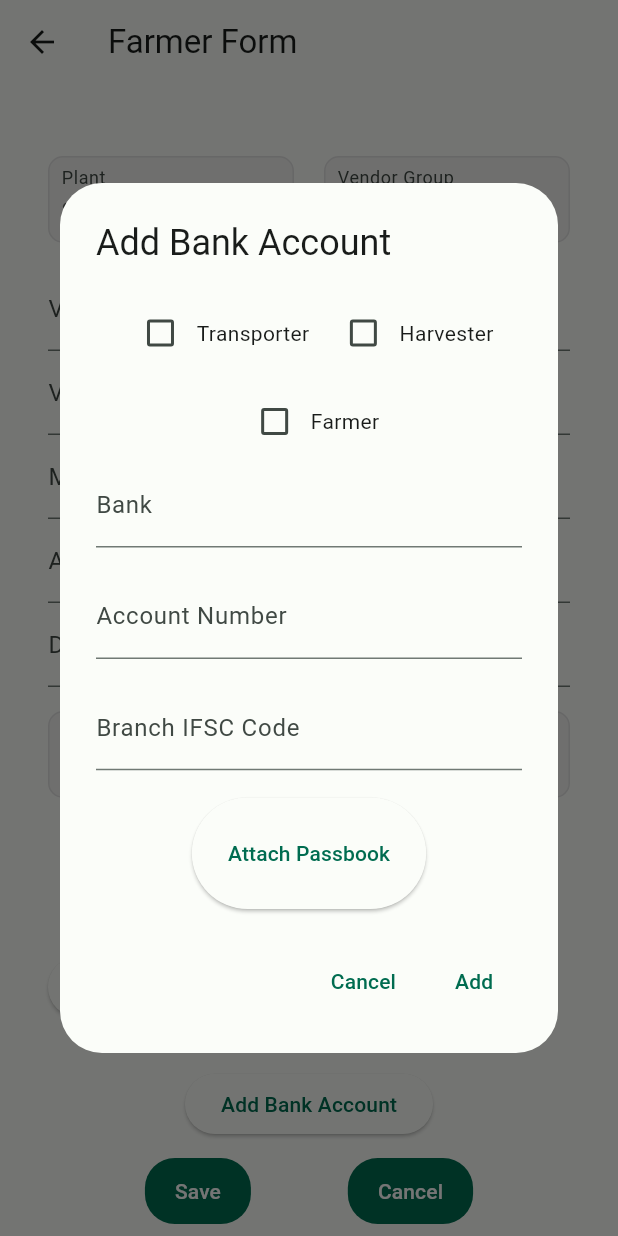
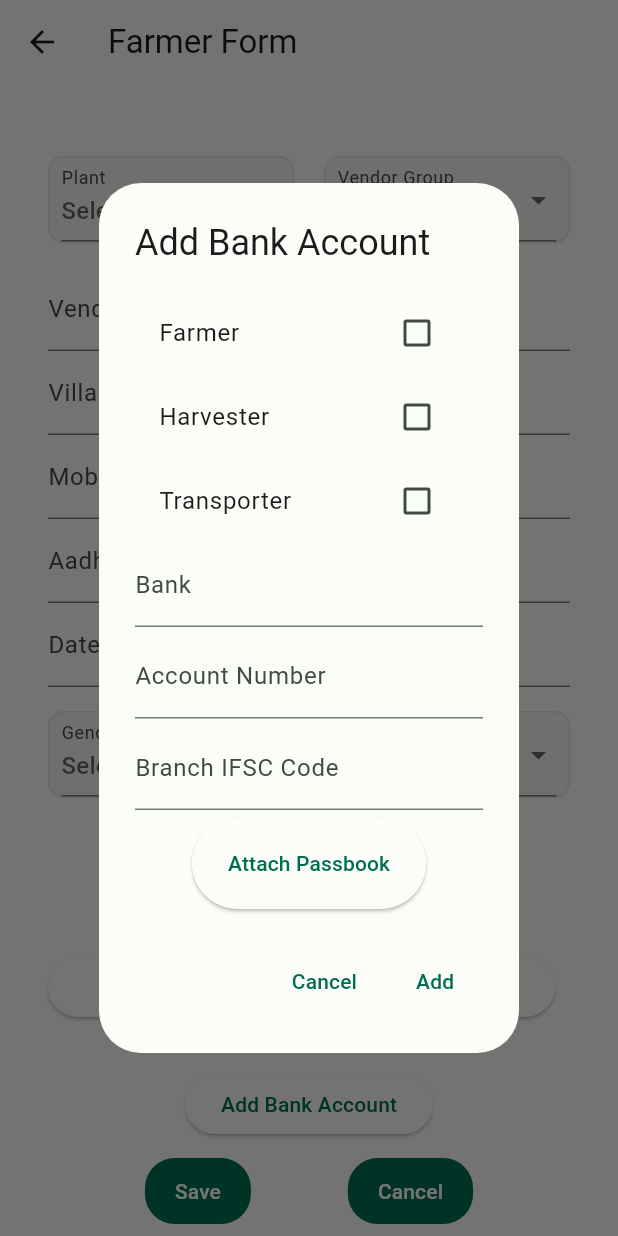
Before and after one commit to Sohampawar17/sugar_app, a Flutter app: the AddFarmerScreen screen opened directly with empty values, after a tap on "Add Bank Account", on a phone screen of 412 x 824 dp. Run offline on Flutter 3.47's test engine with Material 2 defaults, Android fonts, the phone set to English and light mode, and no system bars; drawn by our look-alikes of dynamic_color; our stand-ins replace animated_text_kit, auto_size_text, dio, flutter_image_compress, fluttertoast, geocoding and 9 more; accounts and stored records are empty; network calls fail.

```diff
--- a/lib/services/add_cane_service.dart
+++ b/lib/services/add_cane_service.dart
@@ -40,12 +40,12 @@ class AddCaneService {
     return false;
   }
 
-  Future<List<caneRoute>> fetchroute(String village) async {
+  Future<List<caneRoute>> fetchroute() async {
     try {
       var headers = {'Cookie': await getTocken()};
       var dio = Dio();
       var response = await dio.request(
-        '$apiBaseUrl/api/resource/Route?fields=["route","distance_km","name"]&limit_page_length=99999&filters=[["village","like","$village%"]]',
+        '$apiBaseUrl/api/resource/Route?fields=["route","distance_km","name","village","circle_office","taluka"]&limit_page_length=99999',
         options: Options(
           method: 'GET',
           headers: headers,
--- a/lib/services/list_farmers_service.dart
+++ b/lib/services/list_farmers_service.dart
@@ -44,7 +44,7 @@ class ListFarmersService {
 
       var response = await dio.request(
         // "http://deverpvppl.erpdata.in/api/resource/Farmer List?fields=['supplier_name','village','name','circle_office']&filters=[['$filter','like','$query'']]",
-        "$apiBaseUrl/api/resource/Farmer List?fields=[\"supplier_name\",\"village\",\"name\",\"circle_office\"]&filters=[[\"$filter\",\"like\",\"FA-$query%\"]]",
+        "$apiBaseUrl/api/resource/Farmer List?fields=[\"supplier_name\",\"village\",\"name\",\"circle_office\",\"existing_supplier_code\",\"workflow_state\"]&filters=[[\"$filter\",\"like\",\"$query%\"]]",
         options: Options(
           method: 'GET',
           headers: headers,
@@ -74,7 +74,7 @@ class ListFarmersService {
       var headers = {'Cookie': await getTocken()};
       var dio = Dio();
       var response = await dio.request(
-        "$apiBaseUrl/api/resource/Farmer List?fields=[\"supplier_name\",\"village\",\"name\",\"circle_office\",\"existing_supplier_code\"]&filters=[[\"village\",  \"like\", \"$village%\" ],[\"supplier_name\",  \"like\", \"$name%\" ]]",
+        "$apiBaseUrl/api/resource/Farmer List?fields=[\"supplier_name\",\"village\",\"name\",\"circle_office\",\"existing_supplier_code\",\"workflow_state\"]&filters=[[\"village\",  \"like\", \"$village%\" ],[\"supplier_name\",  \"like\", \"$name%\" ]]",
         options: Options(
           method: 'GET',
           headers: headers,
--- a/lib/views/cane_screens/add_cane_view/add_cane_model.dart
+++ b/lib/views/cane_screens/add_cane_view/add_cane_model.dart
@@ -72,6 +72,7 @@ class CaneViewModel extends BaseViewModel {
     canevarietyList = await AddCaneService().fetchCaneVariety();
     plantationsystemList = await AddCaneService().fetchplantationsystem();
     seedmaterialList = await AddCaneService().fetchseedMaterial();
+    routeList = (await AddCaneService().fetchroute());
     croptypeList = await AddCaneService().fetchCropType();
     irrigationmethodList = await AddCaneService().fetchirrigationmethod();
     irrigationSourceList = await AddCaneService().fetchIrrigationSource();
@@ -278,13 +279,12 @@ class CaneViewModel extends BaseViewModel {
         await AddCaneService().fetchfarmerListwithfilter(village ?? "");
     Logger().i(farmerList);
     final selectedRouteData =
-        villageList.firstWhere((routeData) => routeData.name == village);
+        routeList.firstWhere((routeData) => routeData.village == village);
     selectedvillage = selectedRouteData.circleOffice;
     Logger().i(selectedvillage);
     canedata.circleOffice = selectedvillage;
     Logger().i(canedata.circleOffice);
-    routeList = (await AddCaneService().fetchroute(
-        canedata.area ?? "")); // Set th distance in the kmController
+    // Set th distance in the kmController
     notifyListeners();
   }
 
--- a/lib/views/farmer_screens/add_farmer_view/add_farmer_screen.dart
+++ b/lib/views/farmer_screens/add_farmer_view/add_farmer_screen.dart
@@ -4,6 +4,7 @@ import 'package:flutter/material.dart';
 import 'package:flutter/scheduler.dart';
 import 'package:flutter/services.dart';
 import 'package:image_picker/image_picker.dart';
+
 import 'package:stacked/stacked.dart';
 import 'package:sugar_mill_app/constants.dart';
 import 'package:sugar_mill_app/views/farmer_screens/add_farmer_view/add_farmer_model.dart';
@@ -257,8 +258,7 @@ class AddFarmerScreen extends StatelessWidget {
                     //   ),
                     // ),
 
-                    Row(
-                      children: [
+                    Row(children: [
                       Expanded(
                         child: TextFormField(
                           controller: model.mobileNumberController,
@@ -306,8 +306,7 @@ class AddFarmerScreen extends StatelessWidget {
                                 onChanged: model.onAadharChanged,
                               ),
                             ),
-                      ],
-                    ),
+                    ]),
 
                     Row(
                       children: [
@@ -741,29 +740,28 @@ class AddFarmerScreen extends StatelessWidget {
                   key: model.bankformKey,
                   child: Column(
                     children: [
-                      Wrap(
-                        spacing: 4.0,
-                        runSpacing: 3.0,
-                        alignment: WrapAlignment.center,
-                        children: [
-                          for (String item in model.roles)
-                            Padding(
-                              padding: const EdgeInsets.all(4.0),
-                              child: Row(
-                                mainAxisSize: MainAxisSize.min,
-                                children: [
-                                  Checkbox(
-                                    value: model.selectedRoles.contains(item),
-                                    onChanged: (_) => model.toggleRoles(
-                                        item, index), // Pass the correct index
-                                  ),
-                                  Text(item),
-                                ],
-                              ),
-                            ),
-                        ],
+                      CheckboxListTile(
+                        title: Text("Farmer"),
+                        value: model.farmer,
+                        onChanged: (bool? newValue) {
+                          model.setRole("Farmer", newValue ?? false);
+                        },
                       ),
 
+                      CheckboxListTile(
+                        title: Text("Harvester"),
+                        value: model.harvester,
+                        onChanged: (bool? newValue) {
+                          model.setRole("Harvester", newValue ?? false);
+                        },
+                      ),
+                      CheckboxListTile(
+                        title: Text("Transporter"),
+                        value: model.transporter,
+                        onChanged: (bool? newValue) {
+                          model.setRole("Transporter", newValue ?? false);
+                        },
+                      ),
                       Expanded(
                         child: Autocomplete<String>(
                           key: Key(index == -1
@@ -951,11 +949,6 @@ class AddFarmerScreen extends StatelessWidget {
                                 'Bank File: ${model.passbookattch.split("/").last}',
                                 overflow: TextOverflow.ellipsis,
                               )
-                            : model.getFileFromFileType(kBankpdf) != null
-                                ? Text(
-                                    'Bank Passbook: ${model.getFileFromFileTypepassbook(kBankpdf)}',
-                                    overflow: TextOverflow.ellipsis,
-                                  )
                             : const Text('Attach Passbook'),
                       )),
                     ],
--- a/lib/views/farmer_screens/list_farmers_view/list_farmers_screen.dart
+++ b/lib/views/farmer_screens/list_farmers_view/list_farmers_screen.dart
@@ -87,10 +87,11 @@ class ListFarmersScreen extends StatelessWidget {
                                   // controller: model.villageController,
                                   onChanged: (value) {
                                     model.villageController.text = value;
-                                    model.filterList(value, "name");
+                                    model.filterList(
+                                        value, "existing_supplier_code");
                                   },
                                   decoration: const InputDecoration(
-                                    labelText: 'ID',
+                                    labelText: 'Vendor Code',
                                     prefixIcon: Icon(Icons.search),
                                     // prefixIcon: Icon(Icons.search),
                                   ),
```
Also changed, not shown: lib/models/CaneRoute.dart (+16 -1 lines), lib/views/cane_screens/add_cane_view/add_cane_screen.dart (+11 -10 lines), lib/views/farmer_screens/add_farmer_view/add_farmer_model.dart (+87 -62 lines). Lines whose indentation alone changed are shown as unchanged.
